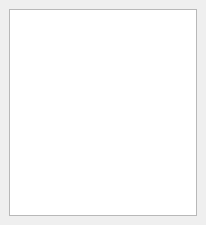
Qt form src/settings/packagemanager/packagedetails.ui (muromec/qtopia-ezx) before a commit.
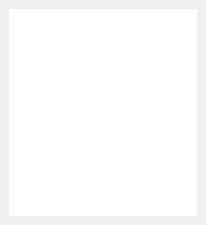
The same form after that commit.

```diff
--- a/src/settings/packagemanager/packagedetails.ui
+++ b/src/settings/packagemanager/packagedetails.ui
@@ -27,6 +27,9 @@
      <property name="focusPolicy" >
       <enum>Qt::TabFocus</enum>
      </property>
+     <property name="frameShape" >
+      <enum>QFrame::NoFrame</enum>
+     </property>
      <property name="readOnly" >
       <bool>true</bool>
      </property>
```
